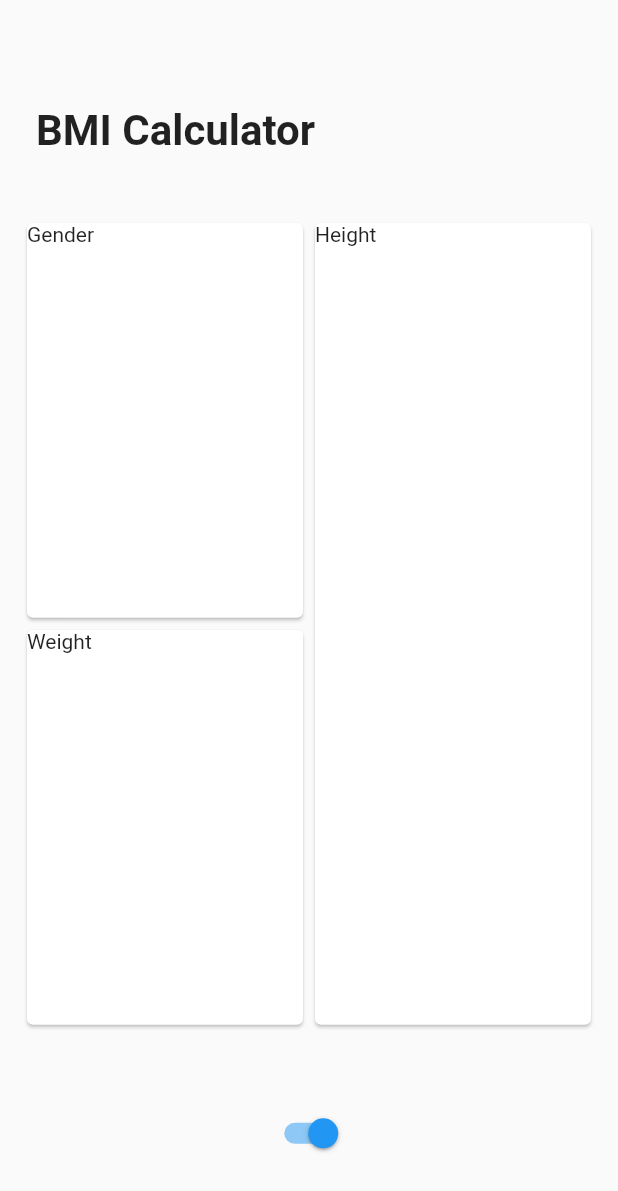
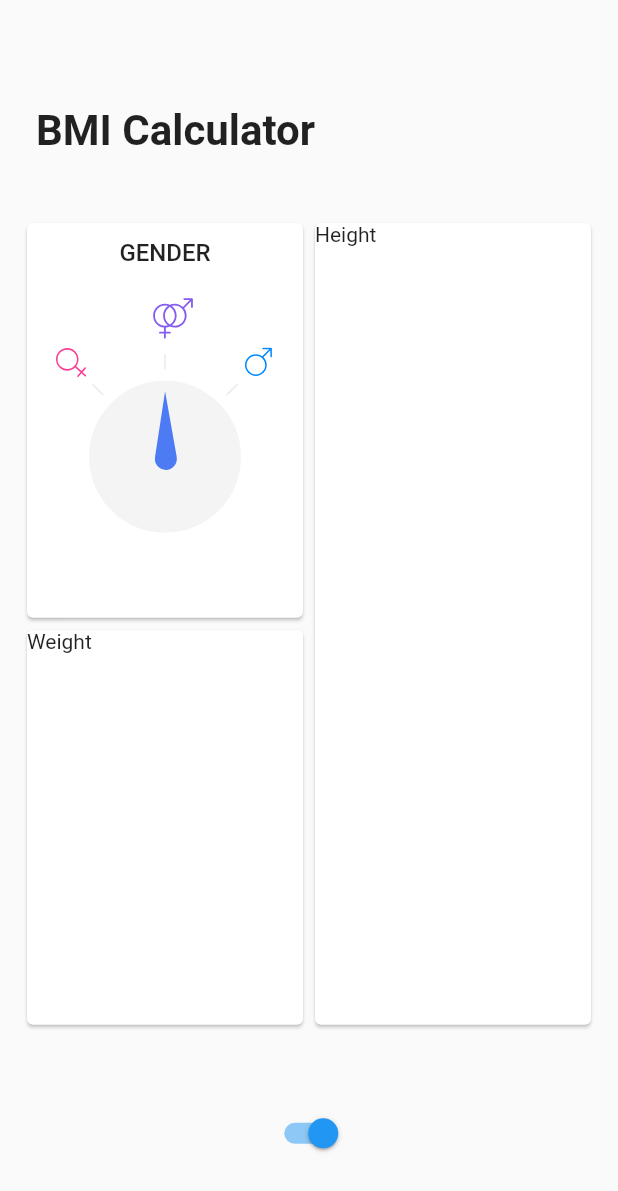
Before and after one commit to MarcinusX/bmi_calculator, a Flutter app: the screen it shows after launch, on a phone screen of 412 x 824 dp. Shown: the top 1191 px of the screen. Run offline on Flutter 3.47's test engine with Material 2 defaults, Android fonts, the phone set to English and light mode, and no system bars; our stand-ins replace flutter_svg.

Commit message:
Minor adjustments

```diff
--- a/lib/gender.dart
+++ b/lib/gender.dart
@@ -1,5 +1 @@
-enum Gender {
-  male,
-  female,
-  other,
-}
+enum Gender { male, female, other }
--- a/lib/gender_card.dart
+++ b/lib/gender_card.dart
@@ -68,7 +68,7 @@ class _GenderCardState extends State<GenderCard>
   }
 
   Widget _drawMainStack() {
-    return SizedBox(
+    return Container(
       width: double.infinity,
       child: Stack(
         alignment: Alignment.bottomCenter,
@@ -103,8 +103,10 @@ class _GenderCardState extends State<GenderCard>
 
   void _setSelectedGender(Gender gender) {
     setState(() => selectedGender = gender);
-    _arrowAnimationController.animateTo(_genderAngles[gender],
-        duration: Duration(milliseconds: 150));
+    _arrowAnimationController.animateTo(
+      _genderAngles[gender],
+      duration: Duration(milliseconds: 150),
+    );
   }
 }
 
@@ -174,20 +176,19 @@ class GenderIconTranslated extends StatelessWidget {
 }
 
 class GenderArrow extends AnimatedWidget {
+  const GenderArrow({Key key, Listenable listenable})
+      : super(key: key, listenable: listenable);
+
   double _arrowLength(BuildContext context) => screenAwareSize(32.0, context);
 
   double _translationOffset(BuildContext context) =>
       _arrowLength(context) * -0.4;
-
-  const GenderArrow({Key key, Listenable listenable})
-      : super(key: key, listenable: listenable);
 
   @override
   Widget build(BuildContext context) {
     Animation animation = listenable;
     return Transform.rotate(
       angle: animation.value,
-      alignment: Alignment(0.0, 0.0),
       child: Transform.translate(
         offset: Offset(0.0, _translationOffset(context)),
         child: Transform.rotate(
@@ -249,7 +250,7 @@ class GenderLine extends StatelessWidget {
       child: Container(
         height: screenAwareSize(8.0, context),
         width: 1.0,
-        color: Color.fromRGBO(216, 217, 223, 0.36),
+        color: Color.fromRGBO(216, 217, 223, 0.54),
       ),
     );
   }
--- a/lib/input_page.dart
+++ b/lib/input_page.dart
@@ -1,3 +1,4 @@
+import 'package:bmi_calculator/gender_card.dart';
 import 'package:flutter/material.dart';
 
 import 'widget_utils.dart' show screenAwareSize;
@@ -44,7 +45,7 @@ class InputPage extends StatelessWidget {
           Expanded(
             child: Column(
               children: <Widget>[
-                Expanded(child: _tempCard("Gender")),
+                Expanded(child: GenderCard()),
                 Expanded(child: _tempCard("Weight")),
               ],
             ),
```
